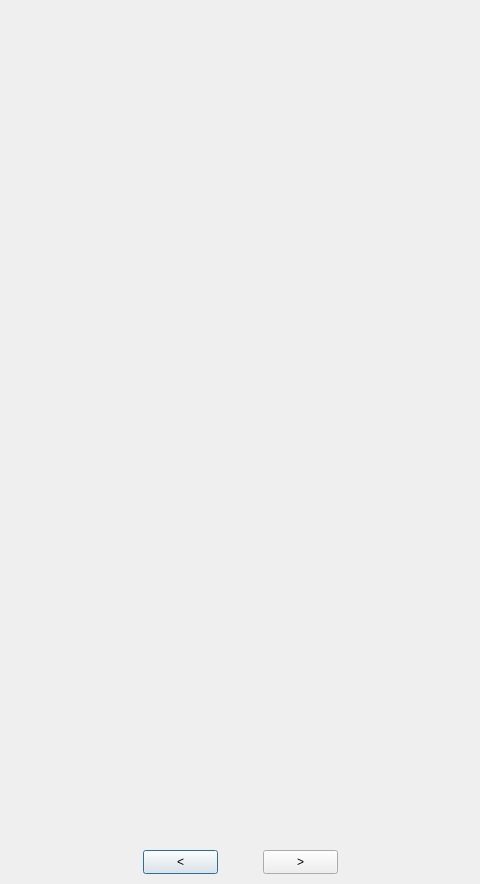
The window that designer/reading_dialog.ui (Macai13/Keki) describes before a commit, drawn with Qt 5; both pictures show x 327 to 807 and y 0 to 884 of the 1129 by 884 pixel window.
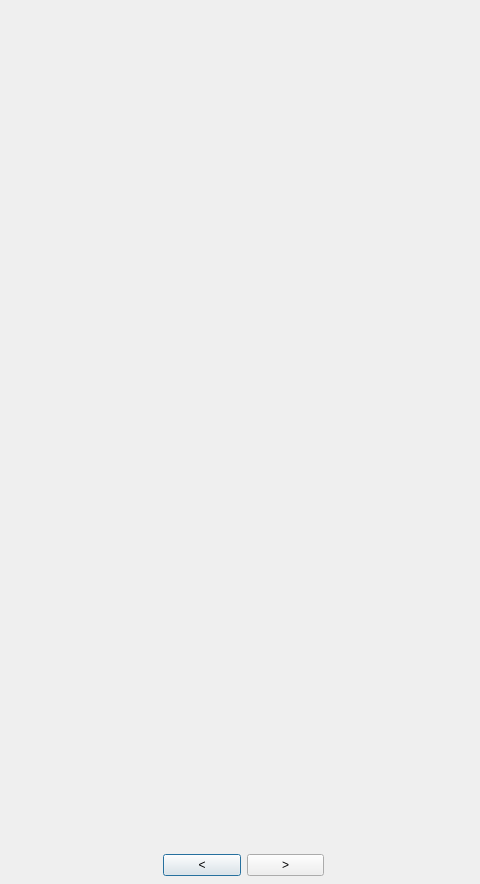
The same window after the commit. Icons and pictures are not drawn.

The edit to the form file:
```diff
--- a/designer/reading_dialog.ui
+++ b/designer/reading_dialog.ui
@@ -10,6 +10,18 @@
     <height>884</height>
    </rect>
   </property>
+  <property name="minimumSize">
+   <size>
+    <width>1129</width>
+    <height>884</height>
+   </size>
+  </property>
+  <property name="maximumSize">
+   <size>
+    <width>1129</width>
+    <height>884</height>
+   </size>
+  </property>
   <property name="windowTitle">
    <string>Keki - Reading</string>
   </property>
@@ -17,38 +29,12 @@
    <iconset>
     <normaloff>../icons/mainwindow_icon.png</normaloff>../icons/mainwindow_icon.png</iconset>
   </property>
-  <widget class="QPushButton" name="back_button">
-   <property name="geometry">
-    <rect>
-     <x>470</x>
-     <y>850</y>
-     <width>75</width>
-     <height>24</height>
-    </rect>
-   </property>
-   <property name="text">
-    <string>&lt;</string>
-   </property>
-  </widget>
-  <widget class="QPushButton" name="next_button">
-   <property name="geometry">
-    <rect>
-     <x>590</x>
-     <y>850</y>
-     <width>75</width>
-     <height>24</height>
-    </rect>
-   </property>
-   <property name="text">
-    <string>&gt;</string>
-   </property>
-  </widget>
   <widget class="QLabel" name="page_image">
    <property name="geometry">
     <rect>
-     <x>18</x>
+     <x>8</x>
      <y>15</y>
-     <width>1081</width>
+     <width>1111</width>
      <height>831</height>
     </rect>
    </property>
@@ -62,7 +48,7 @@
   <widget class="QLabel" name="page_number">
    <property name="geometry">
     <rect>
-     <x>520</x>
+     <x>564</x>
      <y>0</y>
      <width>49</width>
      <height>16</height>
@@ -72,6 +58,32 @@
     <string/>
    </property>
   </widget>
+  <widget class="QWidget" name="horizontalLayoutWidget">
+   <property name="geometry">
+    <rect>
+     <x>490</x>
+     <y>850</y>
+     <width>161</width>
+     <height>31</height>
+    </rect>
+   </property>
+   <layout class="QHBoxLayout" name="horizontalLayout">
+    <item>
+     <widget class="QPushButton" name="back_button">
+      <property name="text">
+       <string>&lt;</string>
+      </property>
+     </widget>
+    </item>
+    <item>
+     <widget class="QPushButton" name="next_button">
+      <property name="text">
+       <string>&gt;</string>
+      </property>
+     </widget>
+    </item>
+   </layout>
+  </widget>
  </widget>
  <resources/>
  <connections/>
```
